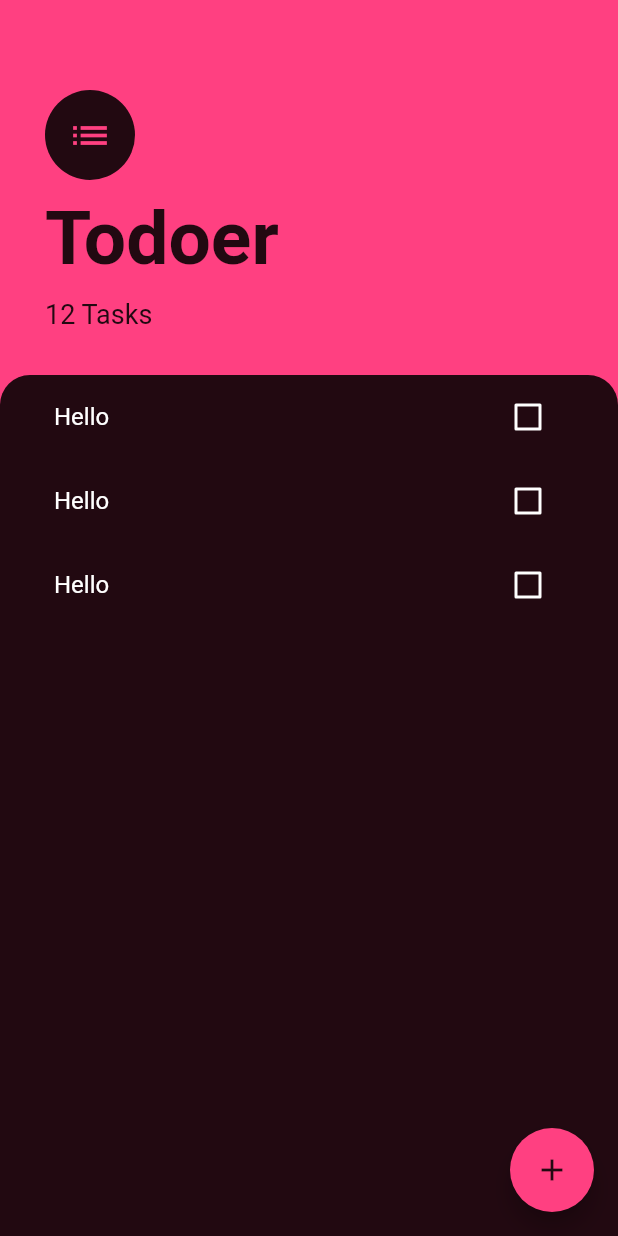
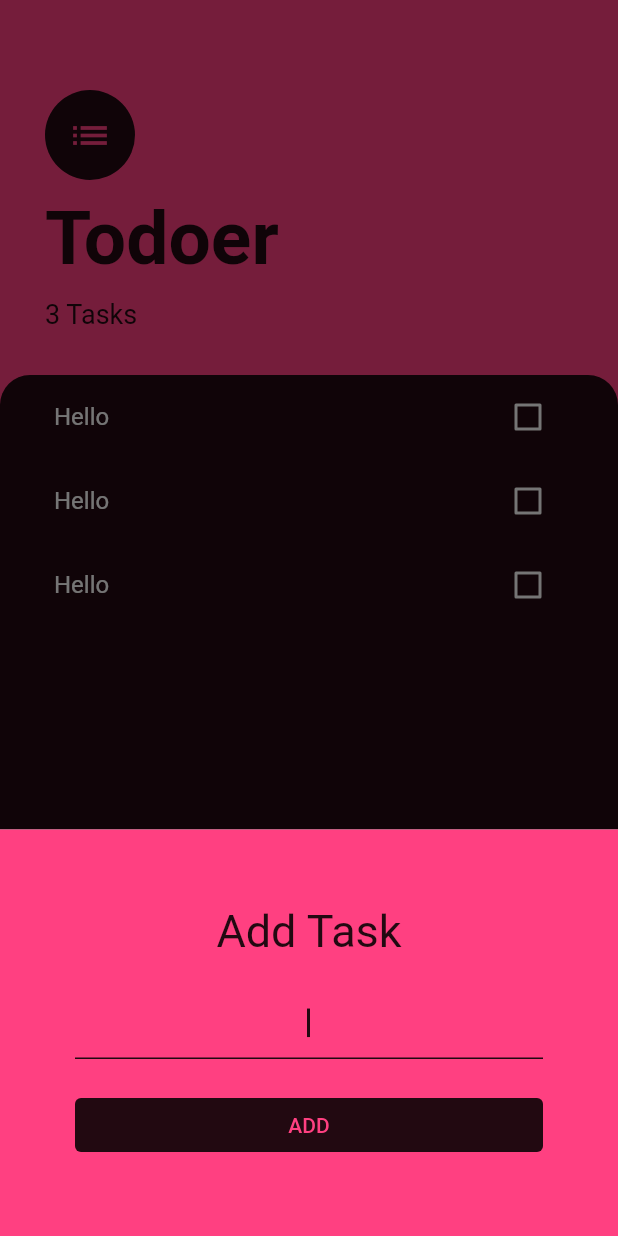
Before and after one commit to yusasarisoy/Todoer, a Flutter app: the screen it shows after launch, after a tap on the "add" icon, on a phone screen of 412 x 824 dp. Run offline on Flutter 3.47's test engine with Material 2 defaults, Android fonts, the phone set to English and light mode, and no system bars.

Commit message:
⏳ Show modal to add a task.

```diff
--- a/lib/main.dart
+++ b/lib/main.dart
@@ -9,7 +9,16 @@ class MyApp extends StatelessWidget {
     return MaterialApp(
       debugShowCheckedModeBanner: false,
       home: TasksScreen(),
-      theme: ThemeData(unselectedWidgetColor: Colors.white),
+      theme: ThemeData(
+        unselectedWidgetColor: Colors.white,
+        inputDecorationTheme: InputDecorationTheme(
+          focusedBorder: UnderlineInputBorder(
+            borderSide: BorderSide(
+              color: Colors.black87,
+            ),
+          ),
+        ),
+      ),
     );
   }
 }
--- /dev/null
+++ b/lib/screens/add_task_screen.dart
@@ -0,0 +1,46 @@
+import 'package:flutter/material.dart';
+
+class AddTaskScreen extends StatelessWidget {
+  @override
+  Widget build(BuildContext context) {
+    return Container(
+      padding: EdgeInsets.all(50),
+      decoration: BoxDecoration(
+        color: Colors.pinkAccent,
+      ),
+      child: Column(
+        mainAxisAlignment: MainAxisAlignment.center,
+        crossAxisAlignment: CrossAxisAlignment.stretch,
+        children: [
+          Text(
+            'Add Task',
+            textAlign: TextAlign.center,
+            style: TextStyle(
+              fontSize: 30,
+              color: Colors.black87,
+            ),
+          ),
+          SizedBox(
+            height: 20,
+          ),
+          TextField(
+            autofocus: true,
+            cursorColor: Colors.black87,
+            textAlign: TextAlign.center,
+          ),
+          SizedBox(
+            height: 20,
+          ),
+          TextButton(
+            child: Text('ADD'),
+            style: TextButton.styleFrom(
+              primary: Colors.pinkAccent,
+              backgroundColor: Colors.black87,
+            ),
+            onPressed: () => {},
+          ),
+        ],
+      ),
+    );
+  }
+}
--- a/lib/screens/tasks_screen.dart
+++ b/lib/screens/tasks_screen.dart
@@ -1,9 +1,8 @@
 import 'package:flutter/material.dart';
+import 'package:todoer/screens/add_task_screen.dart';
 import '../widgets/tasks_list.dart';
 
 class TasksScreen extends StatelessWidget {
-  const TasksScreen({Key? key}) : super(key: key);
-
   @override
   Widget build(BuildContext context) {
     return Scaffold(
@@ -14,7 +13,20 @@ class TasksScreen extends StatelessWidget {
           Icons.add,
           color: Colors.black87,
         ),
-        onPressed: () {},
+        onPressed: () {
+          showModalBottomSheet(
+            context: context,
+            isScrollControlled: true,
+            builder: (context) => SingleChildScrollView(
+              child: Container(
+                padding: EdgeInsets.only(
+                  bottom: MediaQuery.of(context).viewInsets.bottom,
+                ),
+                child: AddTaskScreen(),
+              ),
+            ),
+          );
+        },
       ),
       body: Column(
         crossAxisAlignment: CrossAxisAlignment.start,
@@ -48,7 +60,7 @@ class TasksScreen extends StatelessWidget {
                   height: 10,
                 ),
                 Text(
-                  '12 Tasks',
+                  '3 Tasks',
                   style: TextStyle(
                     color: Colors.black87,
                     fontSize: 18,
```
